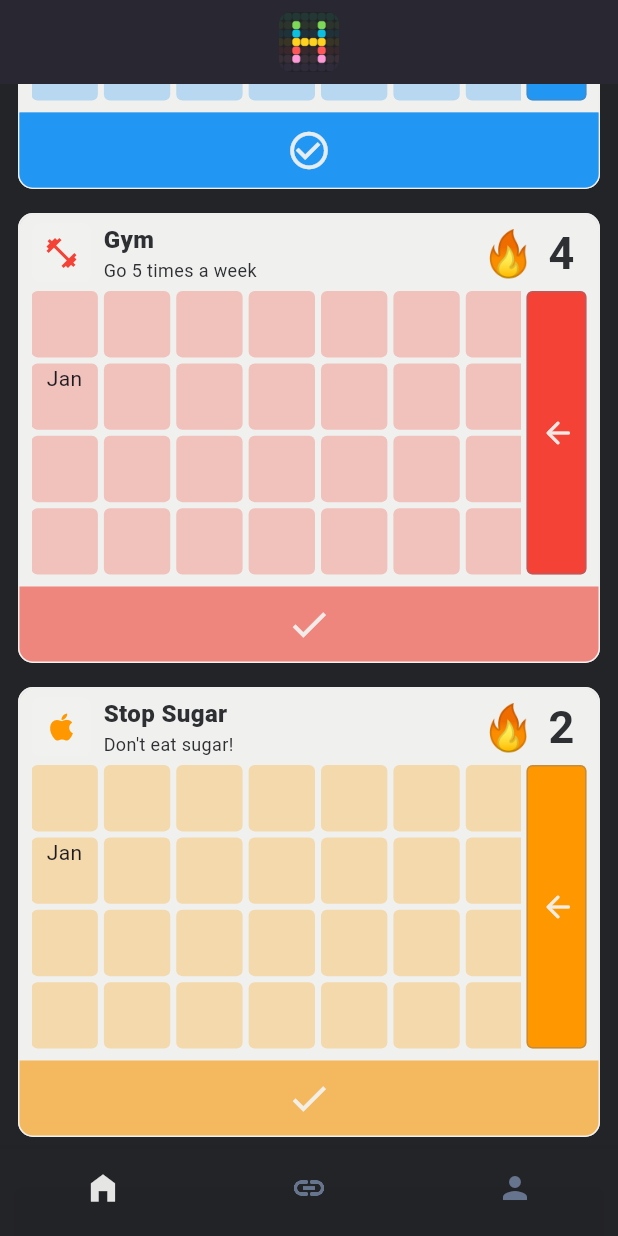
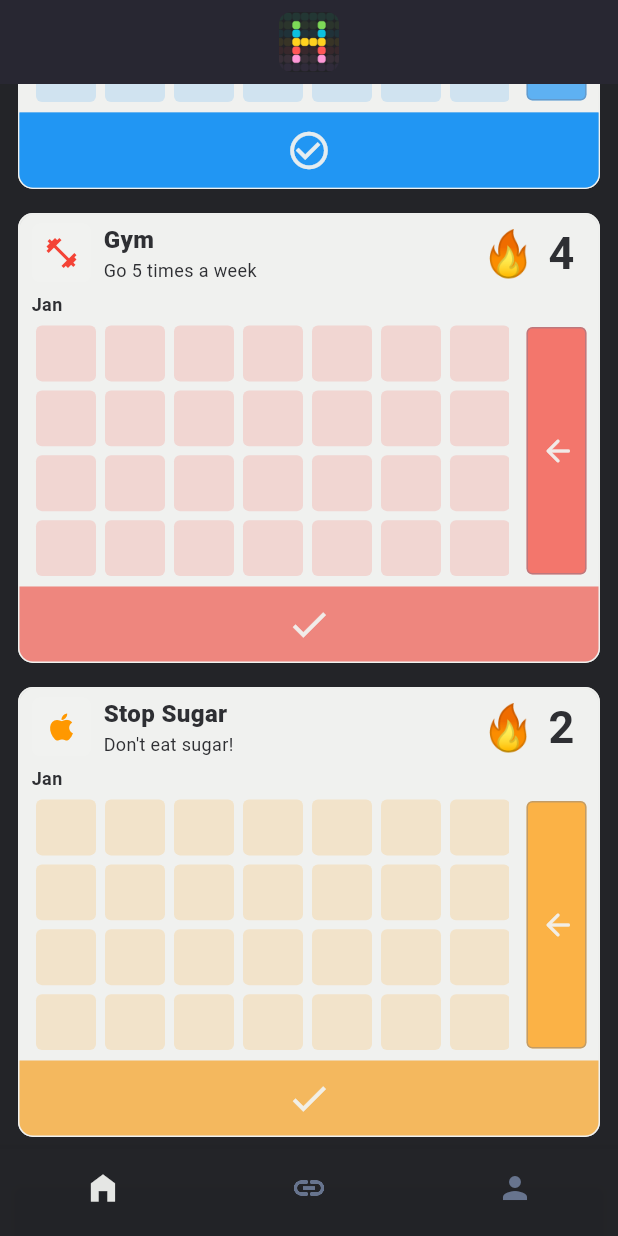
Before and after one commit to ebucelik/HabitTracker, a Flutter app: the screen it shows after launch, scrolled down 238 dp, on a phone screen of 412 x 824 dp. Run offline on Flutter 3.47's test engine with Material 3 defaults, Android fonts, the phone set to English and light mode, and no system bars; our stand-ins replace lottie; missing offline and left inert: haptic_feedback.

Commit message:
add more

```diff
--- a/lib/models/DaysInYear.dart
+++ b/lib/models/DaysInYear.dart
@@ -1,7 +1,8 @@
 class DaysInYear {
   int days;
   String month;
+  int monthNum;
   int year;
 
-  DaysInYear(this.days, this.month, this.year);
+  DaysInYear(this.days, this.month, this.monthNum, this.year);
 }
--- a/lib/models/Habit.dart
+++ b/lib/models/Habit.dart
@@ -60,7 +60,7 @@ class Habit {
       false,
       List.of([
         TimestampWithNote(
-          timestamp: DateTime.timestamp().subtract(const Duration(days: 10)),
+          timestamp: DateTime.timestamp().subtract(const Duration(days: 100)),
           note: "I trained triceps.",
         ),
       ], growable: true),
--- a/lib/views/HabitWidget.dart
+++ b/lib/views/HabitWidget.dart
@@ -12,7 +12,7 @@ class HabitWidget extends StatefulWidget {
   const HabitWidget({super.key, required this.habit, required this.daysInYear});
 
   final Habit habit;
-  final List<DaysInYear> daysInYear;
+  final List<List<DaysInYear>> daysInYear;
 
   @override
   State<HabitWidget> createState() => _HabitWidgetState();
@@ -71,21 +71,21 @@ class _HabitWidgetState extends State<HabitWidget> {
   void resetSuccessBackgroundHeight() async {
     await Future.delayed(Duration(milliseconds: 3000));
 
+    if (mounted) {
       setState(() {
-      if (mounted) {
         successBackgroundHeight = 0;
+      });
     }
-    });
   }
 
   void resetTrackButtonBackgroundWidth() async {
     await Future.delayed(Duration(milliseconds: 1000));
 
+    if (mounted) {
       setState(() {
-      if (mounted) {
         trackButtonBackgroundWidth = 0;
+      });
     }
-    });
   }
 
   bool isSelectedTimestampTracked() {
@@ -99,10 +99,9 @@ class _HabitWidgetState extends State<HabitWidget> {
       await Haptics.vibrate(HapticsType.medium);
     }
 
+    if (mounted) {
       setState(() {
-      if (mounted) {
         trackButtonBackgroundWidth = 0;
-      }
 
         widget.habit.timestamps.removeWhere(
           (timestamp) =>
@@ -111,6 +110,7 @@ class _HabitWidgetState extends State<HabitWidget> {
               timestamp.timestamp.year == selectedDate.year,
         );
       });
+    }
   }
 
   @override
@@ -238,39 +238,69 @@ class _HabitWidgetState extends State<HabitWidget> {
         child: Row(
           children: [
             Expanded(
-              child: Container(
-                margin: EdgeInsets.only(bottom: 4),
-                child: GridView.count(
+              child: ListView(
                 scrollDirection: Axis.horizontal,
-                  crossAxisCount: 4,
-                  mainAxisSpacing: 4,
-                  crossAxisSpacing: 4,
                 children: widget.daysInYear
                     .map(
-                        (daysInYear) => Container(
-                          decoration: BoxDecoration(
-                            color: widget.habit.color.withAlpha(70),
-                            borderRadius: BorderRadius.circular(4),
-                          ),
+                      (calendar) => Column(
+                        crossAxisAlignment: CrossAxisAlignment.start,
+                        children: calendar
+                            .map(
+                              (daysInYear) => daysInYear.days == 0
+                                  ? SizedBox(
+                                      height: 20,
                                       child: Text(
                                         daysInYear.month.isEmpty
                                             ? ""
                                             : daysInYear.month.substring(0, 3),
-                            textAlign: TextAlign.center,
+                                        textAlign: TextAlign.start,
+                                        style: TextStyle(
+                                          fontWeight: FontWeight.w700,
+                                          fontSize: 12,
+                                          color: AppColors.background.color(),
+                                        ),
+                                      ),
+                                    )
+                                  : Flexible(
+                                      child: Container(
+                                        height: 40,
+                                        width: 40,
+                                        margin: EdgeInsets.all(3),
+                                        decoration: BoxDecoration(
+                                          color: widget.habit.color.withAlpha(
+                                            widget.habit.isSelectedTimestampTracked(
+                                                      DateTime(
+                                                        daysInYear.year,
+                                                        daysInYear.monthNum,
+                                                        daysInYear.days,
+                                                      ),
+                                                    ) ==
+                                                    true
+                                                ? 255
+                                                : 40,
+                                          ),
+                                          borderRadius: BorderRadius.circular(
+                                            4,
+                                          ),
+                                        ),
                                       ),
                                     ),
                             )
                             .toList(),
                       ),
+                    )
+                    .toList(),
               ),
             ),
-            showNotes
-                ? Container(
-                    margin: EdgeInsets.all(4),
+            AnimatedContainer(
+              duration: Duration(milliseconds: 100),
+              width: showNotes ? 100 : 0,
+              margin: EdgeInsets.fromLTRB(4, 24, 4, 4),
               child: Column(
                 mainAxisAlignment: MainAxisAlignment.start,
                 crossAxisAlignment: CrossAxisAlignment.start,
-                      children: [
+                children: showNotes
+                    ? [
                         Text(
                           "12.08.2025",
                           style: TextStyle(
@@ -282,18 +312,18 @@ class _HabitWidgetState extends State<HabitWidget> {
                           "Keine Notizen verfügbar.",
                           style: TextStyle(fontSize: 10),
                         ),
-                      ],
+                      ]
+                    : [],
               ),
-                  )
-                : Container(),
+            ),
             Align(
-              alignment: AlignmentGeometry.topCenter,
+              alignment: AlignmentGeometry.center,
               child: Container(
                 height: double.infinity,
                 width: 40,
-                margin: EdgeInsets.fromLTRB(4, 0, 0, 4),
+                margin: EdgeInsets.fromLTRB(4, 24, 0, 4),
                 decoration: BoxDecoration(
-                  color: widget.habit.color,
+                  color: widget.habit.color.withAlpha(180),
                   borderRadius: BorderRadius.circular(4),
                   border: Border.all(
                     color: AppColors.unselectedItem.color().withAlpha(100),
--- a/lib/views/HomeWidget.dart
+++ b/lib/views/HomeWidget.dart
@@ -14,40 +14,72 @@ class HomeWidget extends StatefulWidget {
 }
 
 class _HomeWidgetState extends State<HomeWidget> {
-  late List<DaysInYear> daysInYear = generateDaysInYearList();
+  late List<List<DaysInYear>> daysInYear = generateDaysInYearList();
 
-  List<DaysInYear> generateDaysInYearList() {
+  List<List<DaysInYear>> generateDaysInYearList() {
     int currentYear = DateTime.now().year;
     List<int> months = Iterable<int>.generate(12).toList();
-    List<(int, String)> sumDaysWithMonthNames = months
+    List<(int, String, int)> sumDaysWithMonthNames = months
         .map(
           (month) => (
             DateUtils.getDaysInMonth(currentYear, month + 1),
             getMonthString(month + 1, currentYear),
+            month + 1,
           ),
         )
         .toList();
-    List<List<(int, String)>> listOfSumDays = sumDaysWithMonthNames
+    List<List<(int, String, int)>> listOfSumDays = sumDaysWithMonthNames
         .map(
-          (days) => Iterable<(int, String)>.generate(
+          (days) => Iterable<(int, String, int)>.generate(
             days.$1,
-            (day) => (day, day == 1 ? days.$2 : ""),
+            (day) => (day, day == 1 ? days.$2 : "", days.$3),
           ).toList(),
         )
         .map(
-          (day) =>
-              day.map((singleDay) => (singleDay.$1 + 1, singleDay.$2)).toList(),
+          (day) => day
+              .map(
+                (singleDay) => (singleDay.$1 + 1, singleDay.$2, singleDay.$3),
+              )
+              .toList(),
         )
         .toList();
 
-    List<(int, String)> daysOfEachMonth = List.empty(growable: true);
+    List<(int, String, int)> daysOfEachMonth = List.empty(growable: true);
     for (var dayList in listOfSumDays) {
       daysOfEachMonth.addAll(dayList);
     }
 
-    return daysOfEachMonth
-        .map((day) => DaysInYear(day.$1, day.$2, currentYear))
+    List<DaysInYear> daysInYear = daysOfEachMonth
+        .map((day) => DaysInYear(day.$1, day.$2, day.$3, currentYear))
         .toList();
+
+    List<List<DaysInYear>> daysInYearWithMonthOnTop = List.empty(
+      growable: true,
+    );
+
+    for (var index = 0; index < daysInYear.length; index += 4) {
+      var sublist = daysInYear.sublist(
+        index,
+        index > 360 ? index + (daysInYear.length - index) : index + 4,
+      );
+
+      for (var subelement in sublist) {
+        if (subelement.month.isNotEmpty) {
+          sublist.insert(0, DaysInYear(0, subelement.month, 0, 0));
+          subelement.month = "";
+
+          break;
+        }
+      }
+
+      if (sublist.length <= 4) {
+        sublist.insert(0, DaysInYear(0, "", 0, 0));
+      }
+
+      daysInYearWithMonthOnTop.add(sublist);
+    }
+
+    return daysInYearWithMonthOnTop;
   }
 
   String getMonthString(int month, int year) {
```
Lines whose indentation alone changed are shown as unchanged.
